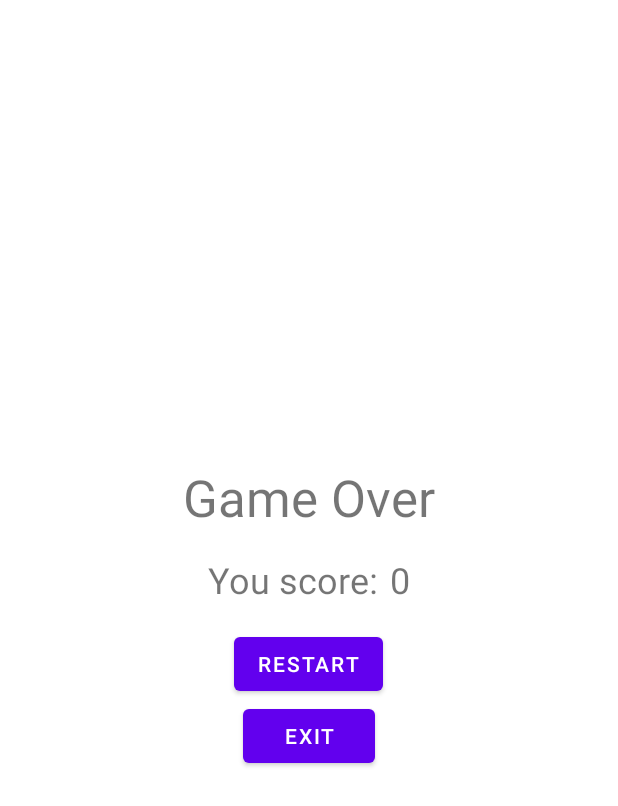
After one commit to tarenstrannik/Arkanoid, an Android app: the layout game_over_layout.xml on its own in the app's theme, with its tools: preview values and no code run, on a phone screen of 412 x 824 dp. The commit adds this screen. Shown: the top 806 px of the screen. Run offline under Robolectric (Android 15) with nearby library versions, the phone set to English and light mode, and no system bars.

Commit message:
Base game complete

```diff
--- /dev/null
+++ b/app/src/main/res/layout/game_over_layout.xml
@@ -0,0 +1,57 @@
+<?xml version="1.0" encoding="utf-8"?>
+<androidx.constraintlayout.widget.ConstraintLayout xmlns:android="http://schemas.android.com/apk/res/android"
+    android:layout_width="match_parent"
+    android:layout_height="match_parent">
+    <LinearLayout
+        android:layout_width="match_parent"
+        android:layout_height="match_parent"
+        android:orientation="vertical"
+        android:gravity="center">
+
+        <TextView
+            android:id="@+id/GameOver"
+            android:layout_width="wrap_content"
+            android:layout_height="wrap_content"
+            android:layout_gravity="top|center_horizontal"
+            android:text="Game Over"
+            android:textSize="34sp" />
+        <LinearLayout
+            android:layout_width="wrap_content"
+            android:layout_height="wrap_content"
+            android:orientation="horizontal"
+            android:gravity="center"
+            android:layout_marginTop="16dp"
+            android:layout_marginBottom="16dp"
+            android:id="@+id/textsLayout">
+
+            <TextView
+                android:id="@+id/GameOverScoreText"
+                android:layout_width="wrap_content"
+                android:layout_height="wrap_content"
+                android:text="You score:"
+                android:textSize="24sp"
+                android:layout_marginEnd="8dp" />
+
+            <TextView
+                android:id="@+id/GameOverScoreValue"
+                android:layout_width="wrap_content"
+                android:layout_height="wrap_content"
+                android:text="0"
+                android:textSize="24sp" />
+
+        </LinearLayout>
+
+        <Button
+            android:id="@+id/restart_button"
+            android:layout_width="wrap_content"
+            android:layout_height="wrap_content"
+            android:text="Restart" />
+
+        <Button
+            android:id="@+id/exit_button"
+            android:layout_width="wrap_content"
+            android:layout_height="wrap_content"
+            android:text="Exit" />
+
+    </LinearLayout>
+</androidx.constraintlayout.widget.ConstraintLayout>
```
Also changed, not shown: app/src/main/java/com/example/Arkanoid/MainActivity.java (+6 -2 lines), app/src/main/java/com/example/Arkanoid/UIManager.java (+38 -1 lines), app/src/main/java/com/example/Arkanoid/VisualManager.java (+4 -3 lines), 10 other files.
